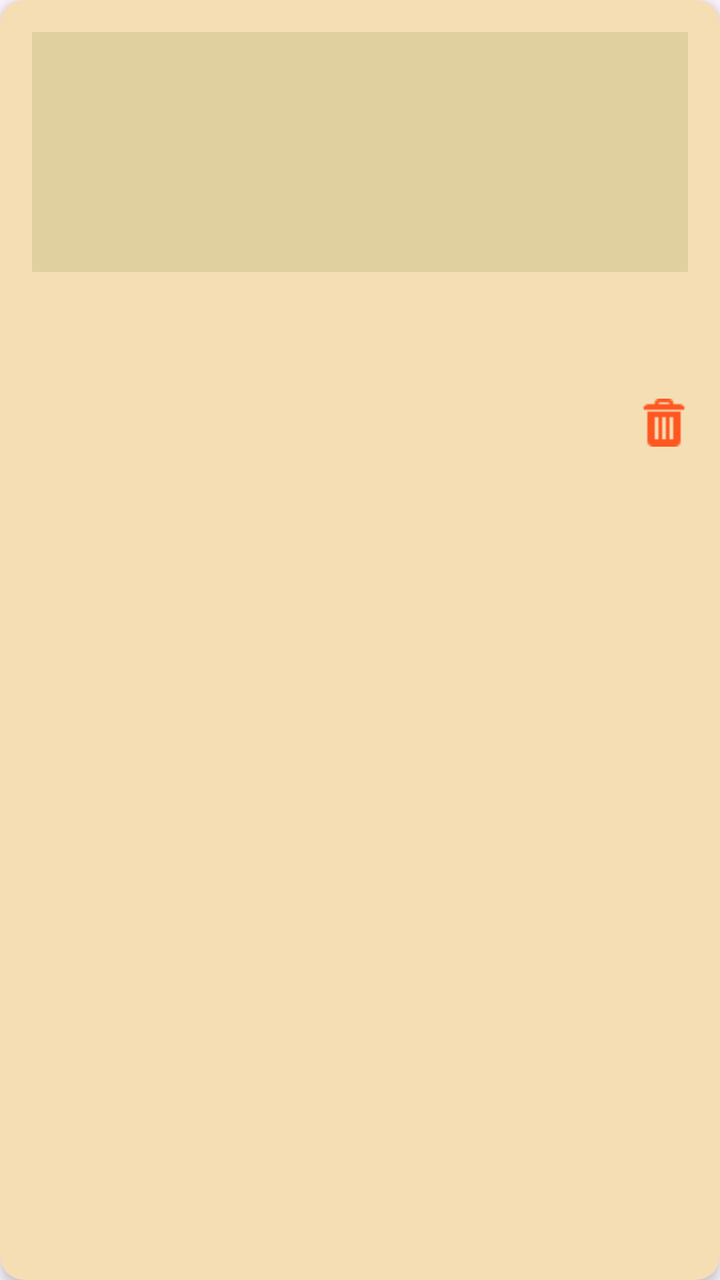
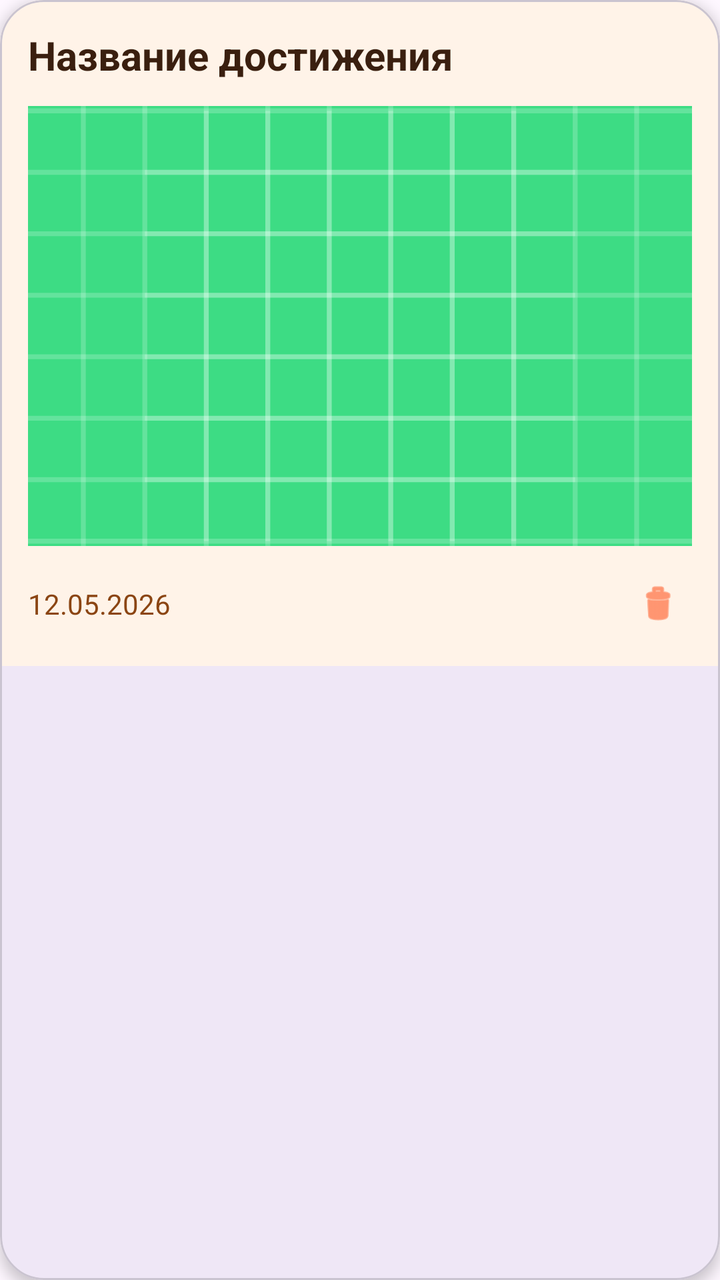

Before-and-after screenshots of an Android layout around one commit, followed by the original layout XML and the change that was made.
<!-- AndroidManifest.xml: application theme Theme.MyPet -->
<!-- res/layout/item_achievement.xml -->
<?xml version="1.0" encoding="utf-8"?>
<androidx.cardview.widget.CardView xmlns:android="http://schemas.android.com/apk/res/android"
    xmlns:app="http://schemas.android.com/apk/res-auto"
    android:layout_width="match_parent"
    android:layout_height="wrap_content"
    android:layout_margin="8dp"
    app:cardCornerRadius="12dp"
    app:cardElevation="4dp"
    android:backgroundTint="#F5DEB3">

    <LinearLayout
        android:layout_width="match_parent"
        android:layout_height="wrap_content"
        android:orientation="vertical"
        android:padding="16dp">

        <ImageView
            android:id="@+id/ivPhoto"
            android:layout_width="match_parent"
            android:layout_height="120dp"
            android:scaleType="centerCrop"
            android:background="#E0D0A0" />

        <TextView
            android:id="@+id/tvTitle"
            android:layout_width="match_parent"
            android:layout_height="wrap_content"
            android:textSize="18sp"
            android:textStyle="bold"
            android:layout_marginTop="8dp" />

        <TextView
            android:id="@+id/tvDate"
            android:layout_width="match_parent"
            android:layout_height="wrap_content"
            android:textSize="14sp"
            android:textColor="#8B4513"
            android:layout_marginTop="4dp" />

        <ImageView
            android:id="@+id/ivDelete"
            android:layout_width="24dp"
            android:layout_height="24dp"
            android:layout_gravity="end"
            android:layout_marginTop="8dp"
            android:src="@drawable/ic_delete"
            app:tint="#FF5722"
            android:layout_alignParentEnd="true" />

    </LinearLayout>

</androidx.cardview.widget.CardView>
<!-- resources referenced by this layout -->
<resources>
  <!-- drawable ic_delete: png bitmap (drawable, 212 bytes) -->
  <style name="Theme.MyPet" parent="Base.Theme.MyPet" />
  <style name="Base.Theme.MyPet" parent="Theme.Material3.DayNight.NoActionBar">
          
          
      </style>
</resources>

<!-- the commit's change to res/layout/item_achievement.xml (unified diff, before → after) -->
@@ -1,52 +1,63 @@
 <?xml version="1.0" encoding="utf-8"?>
-<androidx.cardview.widget.CardView xmlns:android="http://schemas.android.com/apk/res/android"
+<com.google.android.material.card.MaterialCardView
+    xmlns:android="http://schemas.android.com/apk/res/android"
     xmlns:app="http://schemas.android.com/apk/res-auto"
     android:layout_width="match_parent"
     android:layout_height="wrap_content"
-    android:layout_margin="8dp"
-    app:cardCornerRadius="12dp"
-    app:cardElevation="4dp"
-    android:backgroundTint="#F5DEB3">
+    android:layout_marginBottom="14dp"
+    app:cardCornerRadius="22dp"
+    app:cardElevation="4dp">
 
     <LinearLayout
         android:layout_width="match_parent"
         android:layout_height="wrap_content"
         android:orientation="vertical"
-        android:padding="16dp">
+        android:background="#FFF3E8"
+        android:padding="14dp">
+
+        <TextView
+            android:id="@+id/tvAchievementTitle"
+            android:layout_width="match_parent"
+            android:layout_height="wrap_content"
+            android:text="Название достижения"
+            android:textColor="#3A1F0F"
+            android:textSize="20sp"
+            android:textStyle="bold"/>
 
         <ImageView
             android:id="@+id/ivPhoto"
             android:layout_width="match_parent"
-            android:layout_height="120dp"
+            android:layout_height="220dp"
+            android:layout_marginTop="12dp"
             android:scaleType="centerCrop"
-            android:background="#E0D0A0" />
+            android:src="@drawable/ic_launcher_background"/>
 
-        <TextView
-            android:id="@+id/tvTitle"
+        <LinearLayout
             android:layout_width="match_parent"
             android:layout_height="wrap_content"
-            android:textSize="18sp"
-            android:textStyle="bold"
-            android:layout_marginTop="8dp" />
+            android:layout_marginTop="12dp"
+            android:gravity="center_vertical"
+            android:orientation="horizontal">
 
-        <TextView
-            android:id="@+id/tvDate"
-            android:layout_width="match_parent"
-            android:layout_height="wrap_content"
-            android:textSize="14sp"
-            android:textColor="#8B4513"
-            android:layout_marginTop="4dp" />
+            <TextView
+                android:id="@+id/tvDate"
+                android:layout_width="0dp"
+                android:layout_height="wrap_content"
+                android:layout_weight="1"
+                android:text="12.05.2026"
+                android:textColor="#8B4513"
+                android:textSize="14sp"/>
 
-        <ImageView
-            android:id="@+id/ivDelete"
-            android:layout_width="24dp"
-            android:layout_height="24dp"
-            android:layout_gravity="end"
-            android:layout_marginTop="8dp"
-            android:src="@drawable/ic_delete"
-            app:tint="#FF5722"
-            android:layout_alignParentEnd="true" />
+            <ImageView
+                android:id="@+id/ivDelete"
+                android:layout_width="34dp"
+                android:layout_height="34dp"
+                android:background="?attr/selectableItemBackgroundBorderless"
+                android:padding="6dp"
+                android:src="@android:drawable/ic_menu_delete"
+                app:tint="#FF5722"/>
+        </LinearLayout>
 
     </LinearLayout>
 
-</androidx.cardview.widget.CardView>
+</com.google.android.material.card.MaterialCardView>
<!-- resource entries referenced after the edit -->
@@ -1,6 +1,6 @@
 <!-- resources referenced by this layout -->
 <resources>
-  <!-- drawable ic_delete: png bitmap (drawable, 212 bytes) -->
+  <!-- drawable ic_launcher_background: vector/xml drawable (drawable, 4866 chars, omitted) -->
   <style name="Theme.MyPet" parent="Base.Theme.MyPet" />
   <style name="Base.Theme.MyPet" parent="Theme.Material3.DayNight.NoActionBar">
           
